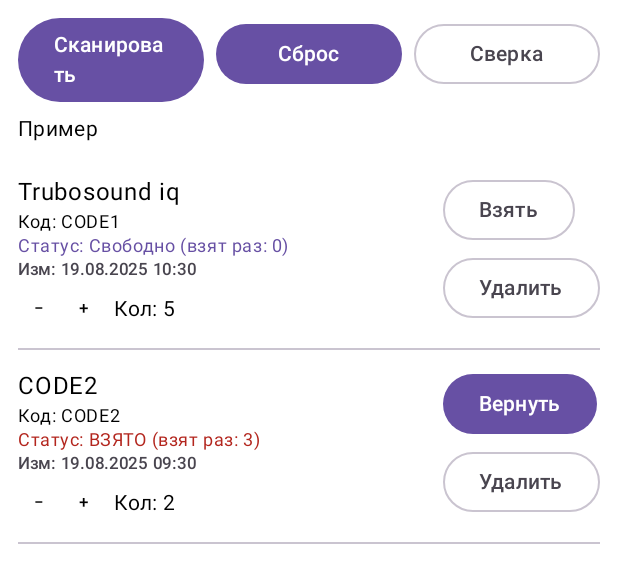
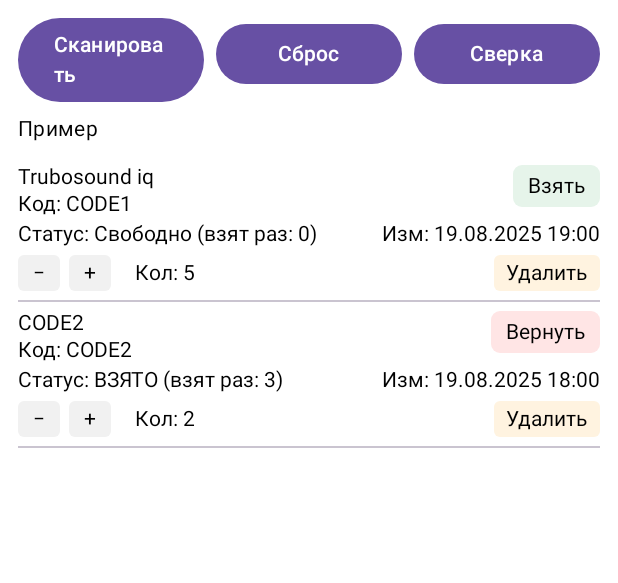
Before and after one commit to arbrspb/inventoryScanner, an Android app built with Jetpack Compose: the @Preview function InventoryScannerPreview, on a phone screen of 412 x 824 dp. Shown: the top 583 px of the screen. Run offline under Robolectric (Android 15) with nearby library versions, the phone set to English and light mode, and no system bars; libraries missing offline, so code that uses them is left out: com.journeyapps.barcodescanner.

Commit message:
работает но не плавный список

```diff
--- a/app/src/main/java/com/example/inventoryscanner/InventoryViewModel.kt
+++ b/app/src/main/java/com/example/inventoryscanner/InventoryViewModel.kt
@@ -81,8 +81,8 @@ class InventoryViewModel(app: Application) : AndroidViewModel(app) {
     private var pendingReturnCode: String? = null
     private var pendingReturnSetAt: Long = 0L
 
-    // Мини-настройки сглаживания списка
-    private val LIST_DEBOUNCE_MS = 24L
+    // Сглаживание списка: немного больше пауза, чтобы меньше тревожить UI
+    private val LIST_DEBOUNCE_MS = 40L
 
     // Управление политикой сортировки: по времени или стабильно по коду
     private val SORT_BY_TIME = false
@@ -108,7 +108,7 @@ class InventoryViewModel(app: Application) : AndroidViewModel(app) {
         viewModelScope.launch {
             repository.observeItems()
                 .map { list ->
-                    // ОДИН форматер на одну эмиссию (не на каждый элемент и не в UI)
+                    // ОДИН форматер на одну эмиссию
                     val df = SimpleDateFormat("dd.MM.yyyy HH:mm", Locale.getDefault())
                     val mapped = list.map { e ->
                         val ts = e.lastActionTs
--- a/app/src/main/java/com/example/inventoryscanner/MainActivity.kt
+++ b/app/src/main/java/com/example/inventoryscanner/MainActivity.kt
@@ -9,25 +9,19 @@ import androidx.activity.ComponentActivity
 import androidx.activity.compose.setContent
 import androidx.activity.enableEdgeToEdge
 import androidx.activity.viewModels
+import androidx.compose.foundation.background
 import androidx.compose.foundation.clickable
-import androidx.compose.foundation.layout.Arrangement
-import androidx.compose.foundation.layout.Column
-import androidx.compose.foundation.layout.Row
-import androidx.compose.foundation.layout.Spacer
-import androidx.compose.foundation.layout.fillMaxSize
-import androidx.compose.foundation.layout.fillMaxWidth
-import androidx.compose.foundation.layout.padding
-import androidx.compose.foundation.layout.size
-import androidx.compose.foundation.layout.width
+import androidx.compose.foundation.interaction.MutableInteractionSource
+import androidx.compose.foundation.layout.*
 import androidx.compose.foundation.lazy.LazyColumn
 import androidx.compose.foundation.lazy.items
 import androidx.compose.foundation.lazy.rememberLazyListState
+import androidx.compose.foundation.shape.RoundedCornerShape
+import androidx.compose.foundation.text.BasicText
 import androidx.compose.material3.AlertDialog
 import androidx.compose.material3.Button
 import androidx.compose.material3.Divider
-import androidx.compose.material3.IconButton
 import androidx.compose.material3.MaterialTheme
-import androidx.compose.material3.OutlinedButton
 import androidx.compose.material3.OutlinedTextField
 import androidx.compose.material3.Scaffold
 import androidx.compose.material3.Text
@@ -42,15 +36,17 @@ import androidx.compose.runtime.setValue
 import androidx.compose.runtime.snapshotFlow
 import androidx.compose.ui.Alignment
 import androidx.compose.ui.Modifier
+import androidx.compose.ui.draw.clip
+import androidx.compose.ui.graphics.Color
 import androidx.compose.ui.text.input.TextFieldValue
 import androidx.compose.ui.tooling.preview.Preview
 import androidx.compose.ui.unit.dp
 import com.example.inventoryscanner.ui.theme.InventoryScannerTheme
 import com.journeyapps.barcodescanner.ScanContract
 import com.journeyapps.barcodescanner.ScanOptions
-import java.text.SimpleDateFormat
-import java.util.Date
-import java.util.Locale
+import kotlinx.coroutines.flow.MutableStateFlow
+import kotlinx.coroutines.flow.StateFlow
+import kotlinx.coroutines.flow.combine
 import kotlinx.coroutines.flow.distinctUntilChanged
 
 private const val CAMERA_REQ = 123
@@ -72,7 +68,6 @@ class MainActivity : ComponentActivity() {
         setContent {
             InventoryScannerTheme {
                 val uiState by inventoryViewModel.uiState.collectAsState()
-                val items by inventoryViewModel.items.collectAsState()
                 val kitCheckState by inventoryViewModel.kitCheckState.collectAsState()
 
                 Scaffold(modifier = Modifier.fillMaxSize()) { padding ->
@@ -81,7 +76,7 @@ class MainActivity : ComponentActivity() {
                         message = uiState.message,
                         isProcessing = uiState.isProcessing,
                         itemStatus = uiState.itemStatus,
-                        items = items,
+                        itemsFlow = inventoryViewModel.items,
                         kitCheckState = kitCheckState,
                         onScanClicked = {
                             if (!hasCameraPermission()) {
@@ -99,7 +94,8 @@ class MainActivity : ComponentActivity() {
                         onDecQuantity = { code -> inventoryViewModel.decQuantity(code) },
                         onSetQuantity = { code, q -> inventoryViewModel.setQuantity(code, q) },
                         onKitCheck = { inventoryViewModel.runKitCheck() },
-                        onDismissKitDialog = { inventoryViewModel.dismissKitDialog() }
+                        onDismissKitDialog = { inventoryViewModel.dismissKitDialog() },
+                        useLiteRow = true
                     )
                 }
             }
@@ -156,7 +152,7 @@ fun InventoryScannerScreen(
     message: String,
     isProcessing: Boolean,
     itemStatus: ItemStatus,
-    items: List<InventoryListItem>,
+    itemsFlow: StateFlow<List<InventoryListItem>>,
     kitCheckState: KitCheckState,
     onScanClicked: () -> Unit,
     onResetClicked: () -> Unit,
@@ -167,25 +163,24 @@ fun InventoryScannerScreen(
     onDecQuantity: (String) -> Unit,
     onSetQuantity: (String, Int) -> Unit,
     onKitCheck: () -> Unit,
-    onDismissKitDialog: () -> Unit
+    onDismissKitDialog: () -> Unit,
+    useLiteRow: Boolean
 ) {
     val listState = rememberLazyListState()
 
-    // Отслеживаем только смену состояния скролла (start/stop), без перерисовок на каждый пиксель
-    var isScrolling by remember { mutableStateOf(false) }
-    LaunchedEffect(listState) {
-        snapshotFlow { listState.isScrollInProgress }
-            .distinctUntilChanged()
-            .collect { isScrolling = it }
+    // «Заморозка» данных — применяем новые списки только когда скролл не идёт
+    var uiItems by remember { mutableStateOf(itemsFlow.value) }
+    LaunchedEffect(itemsFlow, listState) {
+        combine(
+            itemsFlow,
+            snapshotFlow { listState.isScrollInProgress }.distinctUntilChanged()
+        ) { list, scrolling -> list to scrolling }
+            .collect { (list, scrolling) ->
+                if (!scrolling) uiItems = list
+            }
     }
 
-    // «Заморозка» данных во время скролла
-    var uiItems by remember(items) { mutableStateOf(items) }
-    LaunchedEffect(items, isScrolling) {
-        if (!isScrolling) uiItems = items
-    }
-
-    // Диалоги вынесены на уровень экрана
+    // Диалоги на уровне экрана
     var qtyDialogItem by remember { mutableStateOf<InventoryListItem?>(null) }
     var qtyInput by remember { mutableStateOf(TextFieldValue("")) }
     var deleteDialogItem by remember { mutableStateOf<InventoryListItem?>(null) }
@@ -208,28 +203,28 @@ fun InventoryScannerScreen(
                 enabled = !isProcessing
             ) { Text("Сброс") }
 
-            OutlinedButton(
+            Button(
                 onClick = onKitCheck,
                 modifier = Modifier.weight(1f),
                 enabled = !isProcessing
             ) { Text("Сверка") }
         }
 
-        Spacer(Modifier.padding(4.dp))
+        Spacer(Modifier.height(8.dp))
 
         if (itemStatus == ItemStatus.CHECKED_OUT && !isProcessing) {
             Button(
                 onClick = onReturnClicked,
                 modifier = Modifier.fillMaxWidth()
             ) { Text("Вернуть последний") }
-            Spacer(Modifier.padding(4.dp))
+            Spacer(Modifier.height(8.dp))
         }
 
         Text(
             text = if (isProcessing) "$message ..." else message,
             style = MaterialTheme.typography.bodyMedium
         )
-        Spacer(Modifier.padding(4.dp))
+        Spacer(Modifier.height(8.dp))
 
         LazyColumn(
             state = listState,
@@ -240,9 +235,10 @@ fun InventoryScannerScreen(
             items(
                 items = uiItems,
                 key = { it.code },
-                contentType = { "inventory_row" }
+                contentType = { "inventory_row_lite" }
             ) { rowItem ->
-                EquipmentRow(
+                if (useLiteRow) {
+                    EquipmentRowLite(
                         item = rowItem,
                         onToggle = onToggleCode,
                         onRequestDelete = { deleteDialogItem = it },
@@ -253,7 +249,25 @@ fun InventoryScannerScreen(
                         onIncQuantity = onIncQuantity,
                         onDecQuantity = onDecQuantity,
                         modifier = Modifier
+                            .fillMaxWidth()
+                            .padding(vertical = 6.dp)
                     )
+                } else {
+                    EquipmentRowMaterial(
+                        item = rowItem,
+                        onToggle = onToggleCode,
+                        onRequestDelete = { deleteDialogItem = it },
+                        onRequestSetQuantity = {
+                            qtyDialogItem = it
+                            qtyInput = TextFieldValue(it.quantity.toString())
+                        },
+                        onIncQuantity = onIncQuantity,
+                        onDecQuantity = onDecQuantity,
+                        modifier = Modifier
+                            .fillMaxWidth()
+                            .padding(vertical = 6.dp)
+                    )
+                }
                 Divider()
             }
         }
@@ -318,17 +332,17 @@ fun InventoryScannerScreen(
                 Column {
                     Text("Шаблон: ${kitCheckState.matched}/${kitCheckState.totalTemplate} (${coverage}%)")
                     if (kitCheckState.missing.isNotEmpty()) {
-                        Spacer(Modifier.padding(4.dp))
+                        Spacer(Modifier.height(8.dp))
                         Text("Не найдено (${kitCheckState.missing.size}):", style = MaterialTheme.typography.labelSmall)
                         Text(kitCheckState.missing.joinToString(", "))
                     }
                     if (kitCheckState.extra.isNotEmpty()) {
-                        Spacer(Modifier.padding(4.dp))
+                        Spacer(Modifier.height(8.dp))
                         Text("Лишние (${kitCheckState.extra.size}):", style = MaterialTheme.typography.labelSmall)
                         Text(kitCheckState.extra.joinToString(", "))
                     }
                     if (kitCheckState.missing.isEmpty() && kitCheckState.extra.isEmpty()) {
-                        Spacer(Modifier.padding(4.dp))
+                        Spacer(Modifier.height(8.dp))
                         Text("Всё соответствует шаблону ✅")
                     }
                 }
@@ -338,8 +352,12 @@ fun InventoryScannerScreen(
     }
 }
 
+/*
+ Лёгкая строка списка (без Material-кнопок и без рипплов).
+ Используем indication = null и собственный MutableInteractionSource у каждого clickable.
+*/
 @Composable
-fun EquipmentRow(
+fun EquipmentRowLite(
     item: InventoryListItem,
     onToggle: (String) -> Unit,
     onRequestDelete: (InventoryListItem) -> Unit,
@@ -348,71 +366,141 @@ fun EquipmentRow(
     onDecQuantity: (String) -> Unit,
     modifier: Modifier = Modifier
 ) {
+    val interaction = remember { MutableInteractionSource() }
+
+    Column(modifier = modifier) {
+        // Верхняя строка: имя/код + чип действия
+        Row(Modifier.fillMaxWidth(), horizontalArrangement = Arrangement.SpaceBetween) {
+            Column(Modifier.weight(1f)) {
+                BasicText(text = item.name ?: item.code, modifier = Modifier.padding(end = 8.dp))
+                BasicText(text = "Код: ${item.code}", modifier = Modifier.padding(top = 2.dp))
+            }
+            val isTaken = item.status == ItemStatus.CHECKED_OUT
+            val bg = if (isTaken) Color(0xFFFFE5E5) else Color(0xFFE6F4EA)
+            Box(
+                modifier = Modifier
+                    .clip(RoundedCornerShape(6.dp))
+                    .background(bg)
+                    .clickable(
+                        interactionSource = interaction,
+                        indication = null
+                    ) { onToggle(item.code) }
+                    .padding(horizontal = 10.dp, vertical = 6.dp),
+                contentAlignment = Alignment.Center
+            ) {
+                BasicText(text = if (isTaken) "Вернуть" else "Взять")
+            }
+        }
+
+        // Статус и дата
         Row(
-        modifier = modifier
+            Modifier
                 .fillMaxWidth()
-            .padding(vertical = 6.dp),
+                .padding(top = 4.dp),
             horizontalArrangement = Arrangement.SpaceBetween
         ) {
             val statusText = if (item.status == ItemStatus.CHECKED_OUT) "ВЗЯТО" else "Свободно"
-        val statusColor = if (item.status == ItemStatus.CHECKED_OUT)
-            MaterialTheme.colorScheme.error else MaterialTheme.colorScheme.primary
+            BasicText(text = "Статус: $statusText (взят раз: ${item.takenCount})", modifier = Modifier.weight(1f))
+            BasicText(text = "Изм: ${item.lastStatusText}", modifier = Modifier.padding(start = 8.dp))
+        }
 
+        // Кол-во и удалить
         Row(
+            Modifier
+                .fillMaxWidth()
+                .padding(top = 6.dp),
+            verticalAlignment = Alignment.CenterVertically
+        ) {
+            Box(
                 modifier = Modifier
-                .fillMaxWidth()
-                .padding(vertical = 6.dp),
-            horizontalArrangement = Arrangement.SpaceBetween
+                    .clip(RoundedCornerShape(4.dp))
+                    .background(Color(0xFFF1F1F1))
+                    .clickable(interactionSource = interaction, indication = null) { onDecQuantity(item.code) }
+                    .padding(horizontal = 10.dp, vertical = 4.dp)
+            ) { BasicText(text = "−") }
+
+            Spacer(Modifier.width(6.dp))
+
+            Box(
+                modifier = Modifier
+                    .clip(RoundedCornerShape(4.dp))
+                    .background(Color(0xFFF1F1F1))
+                    .clickable(interactionSource = interaction, indication = null) { onIncQuantity(item.code) }
+                    .padding(horizontal = 10.dp, vertical = 4.dp)
+            ) { BasicText(text = "+") }
+
+            Spacer(Modifier.width(10.dp))
+
+            BasicText(
+                text = "Кол: ${item.quantity}",
+                modifier = Modifier
+                    .clip(RoundedCornerShape(4.dp))
+                    .clickable(interactionSource = interaction, indication = null) { onRequestSetQuantity(item) }
+                    .padding(horizontal = 6.dp, vertical = 4.dp)
+            )
+
+            Spacer(Modifier.weight(1f))
+
+            BasicText(
+                text = "Удалить",
+                modifier = Modifier
+                    .clip(RoundedCornerShape(4.dp))
+                    .background(Color(0xFFFFF3E0))
+                    .clickable(interactionSource = interaction, indication = null) { onRequestDelete(item) }
+                    .padding(horizontal = 8.dp, vertical = 4.dp)
+            )
+        }
+    }
+}
+
+/*
+ «Материальная» строка для сравнения (можно выключить useLiteRow, чтобы использовать её).
+*/
+@Composable
+fun EquipmentRowMaterial(
+    item: InventoryListItem,
+    onToggle: (String) -> Unit,
+    onRequestDelete: (InventoryListItem) -> Unit,
+    onRequestSetQuantity: (InventoryListItem) -> Unit,
+    onIncQuantity: (String) -> Unit,
+    onDecQuantity: (String) -> Unit,
+    modifier: Modifier = Modifier
 ) {
+    Column(modifier = modifier) {
+        Row(Modifier.fillMaxWidth(), horizontalArrangement = Arrangement.SpaceBetween) {
             Column(Modifier.weight(1f)) {
                 Text(text = item.name ?: item.code, style = MaterialTheme.typography.bodyLarge)
                 Text(text = "Код: ${item.code}", style = MaterialTheme.typography.bodySmall)
-                Text(
-                    text = "Статус: $statusText (взят раз: ${item.takenCount})",
-                    style = MaterialTheme.typography.bodySmall,
-                    color = statusColor
-                )
-                Text(
-                    text = "Изм: ${item.lastStatusText}",
-                    style = MaterialTheme.typography.labelSmall,
-                    color = MaterialTheme.colorScheme.onSurfaceVariant
-                )
-
-                Spacer(Modifier.padding(2.dp))
-
-                Row(verticalAlignment = Alignment.CenterVertically) {
-                    IconButton(
-                        onClick = { onDecQuantity(item.code) },
-                        modifier = Modifier.size(28.dp)
-                    ) { Text("−", style = MaterialTheme.typography.labelSmall) }
-
-                    Spacer(Modifier.width(2.dp))
-
-                    IconButton(
-                        onClick = { onIncQuantity(item.code) },
-                        modifier = Modifier.size(28.dp)
-                    ) { Text("+", style = MaterialTheme.typography.labelSmall) }
-
-                    Spacer(Modifier.width(6.dp))
-
-                    Text(
-                        text = "Кол: ${item.quantity}",
-                        style = MaterialTheme.typography.bodyMedium,
-                        modifier = Modifier
-                            .clickable { onRequestSetQuantity(item) }
-                            .padding(vertical = 2.dp)
-                    )
+            }
+            TextButton(onClick = { onToggle(item.code) }) {
+                Text(if (item.status == ItemStatus.CHECKED_OUT) "Вернуть" else "Взять")
             }
         }
 
-            Column(verticalArrangement = Arrangement.spacedBy(4.dp)) {
-                if (item.status == ItemStatus.CHECKED_OUT) {
-                    Button(onClick = { onToggle(item.code) }) { Text("Вернуть") }
-                } else {
-                    OutlinedButton(onClick = { onToggle(item.code) }) { Text("Взять") }
+        val statusText = if (item.status == ItemStatus.CHECKED_OUT) "ВЗЯТО" else "Свободно"
+        Row(
+            Modifier
+                .fillMaxWidth()
+                .padding(top = 4.dp),
+            horizontalArrangement = Arrangement.SpaceBetween
+        ) {
+            Text(text = "Статус: $statusText (взят раз: ${item.takenCount})", style = MaterialTheme.typography.bodySmall, modifier = Modifier.weight(1f))
+            Text(text = "Изм: ${item.lastStatusText}", style = MaterialTheme.typography.labelSmall, color = MaterialTheme.colorScheme.onSurfaceVariant)
         }
-                OutlinedButton(onClick = { onRequestDelete(item) }) { Text("Удалить") }
-            }
+
+        Row(
+            Modifier
+                .fillMaxWidth()
+                .padding(top = 6.dp),
+            verticalAlignment = Alignment.CenterVertically
+        ) {
+            TextButton(onClick = { onDecQuantity(item.code) }) { Text("−") }
+            Spacer(Modifier.width(4.dp))
+            TextButton(onClick = { onIncQuantity(item.code) }) { Text("+") }
+            Spacer(Modifier.width(10.dp))
+            Text(text = "Кол: ${item.quantity}", style = MaterialTheme.typography.bodyMedium, modifier = Modifier.clickable { onRequestSetQuantity(item) })
+            Spacer(Modifier.weight(1f))
+            TextButton(onClick = { onRequestDelete(item) }) { Text("Удалить") }
         }
     }
 }
@@ -420,30 +508,14 @@ fun EquipmentRow(
 @Preview(showBackground = true)
 @Composable
 fun InventoryScannerPreview() {
-    val now = System.currentTimeMillis()
-    val df = SimpleDateFormat("dd.MM.yyyy HH:mm", Locale.getDefault())
     InventoryScannerScreen(
         message = "Пример",
         isProcessing = false,
         itemStatus = ItemStatus.AVAILABLE,
-        items = listOf(
-            InventoryListItem(
-                code = "CODE1",
-                name = "Trubosound iq",
-                status = ItemStatus.AVAILABLE,
-                takenCount = 0,
-                quantity = 5,
-                lastStatusTs = now,
-                lastStatusText = df.format(Date(now))
-            ),
-            InventoryListItem(
-                code = "CODE2",
-                name = null,
-                status = ItemStatus.CHECKED_OUT,
-                takenCount = 3,
-                quantity = 2,
-                lastStatusTs = now - 3600_000,
-                lastStatusText = df.format(Date(now - 3600_000))
+        itemsFlow = MutableStateFlow(
+            listOf(
+                InventoryListItem("CODE1", "Trubosound iq", ItemStatus.AVAILABLE, 0, 5, System.currentTimeMillis(), "19.08.2025 19:00"),
+                InventoryListItem("CODE2", null, ItemStatus.CHECKED_OUT, 3, 2, System.currentTimeMillis() - 3600_000, "19.08.2025 18:00")
             )
         ),
         kitCheckState = KitCheckState(),
@@ -456,6 +528,7 @@ fun InventoryScannerPreview() {
         onDecQuantity = {},
         onSetQuantity = { _, _ -> },
         onKitCheck = {},
-        onDismissKitDialog = {}
+        onDismissKitDialog = {},
+        useLiteRow = true
     )
 }
```
Lines whose indentation alone changed are shown as unchanged.
